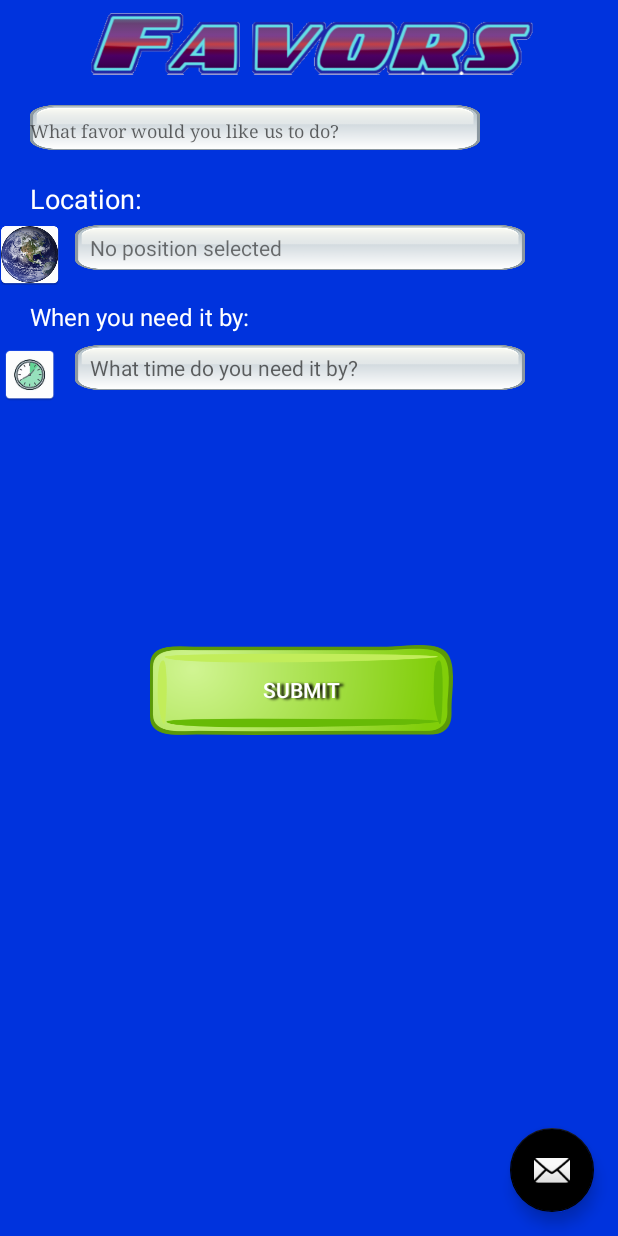
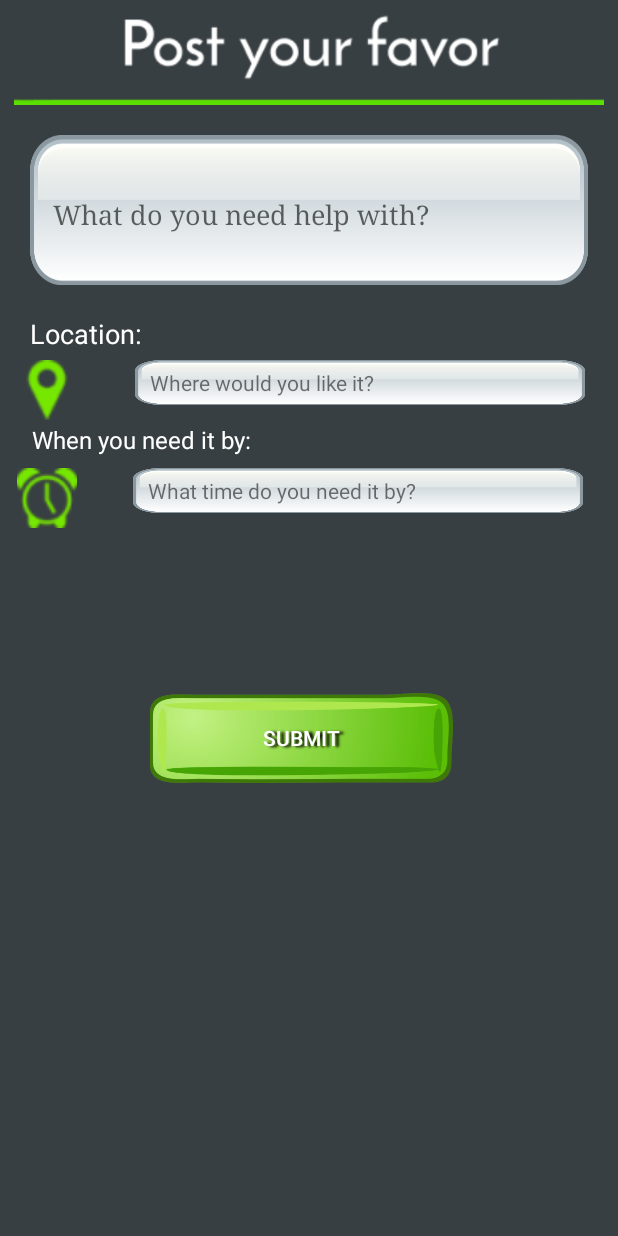
Before and after one commit to miaog/iHaveAFavor, an Android app: the SubmitFavorForm screen opened directly, with no data from a screen before it, on a phone screen of 412 x 824 dp. Run offline under Robolectric (Android 15) with nearby library versions, the phone set to English and light mode, and no system bars; libraries missing offline, so code that uses them is left out: com.parse.

Commit message:
finished post favor page

```diff
--- a/iHaveAFavor/app/src/main/java/com/example/gloriamiao/ihaveafavor/SubmitFavorForm.java
+++ b/iHaveAFavor/app/src/main/java/com/example/gloriamiao/ihaveafavor/SubmitFavorForm.java
@@ -33,14 +33,14 @@ public class SubmitFavorForm extends AppCompatActivity {
         Toolbar toolbar = (Toolbar) findViewById(R.id.toolbar);
         setSupportActionBar(toolbar);
 
-        FloatingActionButton fab = (FloatingActionButton) findViewById(R.id.fab);
-        fab.setOnClickListener(new View.OnClickListener() {
-            @Override
-            public void onClick(View view) {
-                Snackbar.make(view, "Replace with your own action", Snackbar.LENGTH_LONG)
-                        .setAction("Action", null).show();
-            }
-        });
+//        FloatingActionButton fab = (FloatingActionButton) findViewById(R.id.fab);
+//        fab.setOnClickListener(new View.OnClickListener() {
+//            @Override
+//            public void onClick(View view) {
+//                Snackbar.make(view, "Replace with your own action", Snackbar.LENGTH_LONG)
+//                        .setAction("Action", null).show();
+//            }
+//        });
     }
     public void selectLocation(View view){
         //Use your geolocation stuff here
--- a/iHaveAFavor/app/src/main/res/layout/activity_submit_favor_form.xml
+++ b/iHaveAFavor/app/src/main/res/layout/activity_submit_favor_form.xml
@@ -6,11 +6,17 @@
     android:layout_height="match_parent"
     android:fitsSystemWindows="true"
     tools:context="com.example.gloriamiao.ihaveafavor.SubmitFavorForm">
-    <LinearLayout xmlns:android="http://schemas.android.com/apk/res/android"
+
+    <include layout="@layout/content_submit_favor_form"
+        android:layout_width="wrap_content"
+        android:layout_height="433dp" />
+
+    <LinearLayout
         android:layout_width="match_parent"
     android:layout_height="match_parent"
-    android:background="@color/darkBlue"
-    android:orientation="vertical" >
+    android:background="@color/colorPrimary"
+    android:orientation="vertical"
+        android:weightSum="1">
         <!--
         <android.support.design.widget.AppBarLayout
             android:layout_width="match_parent"
@@ -26,19 +32,22 @@
     -->
     <ImageView
         android:layout_width="match_parent"
-        android:layout_height="50dp"
-        android:src="@drawable/favor_logo"
+        android:layout_height="70dp"
+        android:src="@drawable/post_favor"
         />
     <EditText android:id="@+id/favor_message"
         android:layout_margin="20dp"
         android:paddingTop="5dp"
+        android:paddingLeft="15sp"
+        android:paddingRight="10sp"
         android:background="@drawable/text_box"
-        android:layout_width="300dp"
-        android:layout_height="30dp"
+        android:layout_width="wrap_content"
+        android:layout_height="100dp"
         android:hint="@string/favor_message"
         android:typeface="serif"
-        android:textSize="12sp"
-/>
+        android:singleLine="false"
+        android:selectAllOnFocus="false"
+        android:textAppearance="@android:style/TextAppearance.DeviceDefault.Medium.Inverse" />
         <RelativeLayout
             android:id="@+id/location_label"
             android:layout_width="match_parent"
@@ -46,69 +55,98 @@
             <TextView android:id="@+id/location"
                 android:layout_marginLeft="20sp"
                 android:padding="0dp"
-                android:layout_width="100dp"
                 android:textColor="@color/white"
                 android:textSize="18sp"
                 android:text = "Location: "
                 android:layout_height="match_parent"
-                />
+                android:layout_width="200dp" />
         </RelativeLayout>
+
         <RelativeLayout
             android:id="@+id/location_layout"
-            android:layout_width="match_parent"
-            android:layout_height="50dp">
-        <ImageButton
-            android:id="@+id/location_earth"
+            android:layout_width="wrap_content"
+            android:layout_height="42dp">
+
+            <ImageView
                 android:layout_width="40dp"
                 android:layout_height="40dp"
-            android:src="@mipmap/earth"
-            android:onClick="selectLocation"/>
+                android:src="@drawable/location"
+                android:layout_marginLeft="11dp"
+                android:layout_marginStart="11dp"
+                android:layout_alignParentTop="true"
+                android:layout_alignParentLeft="true"
+                android:layout_alignParentStart="true" />
+
             <TextView android:id="@+id/place_message"
-        android:layout_marginLeft="50sp"
-        android:layout_marginStart="50sp"
 
                 android:paddingTop="5dp"
                 android:paddingStart="10sp"
                 android:paddingLeft="10sp"
-        android:layout_width="300dp"
-        android:text = "No position selected"
+                android:text = "@string/place_message"
                 android:background="@drawable/text_box"
                 android:layout_height="30dp"
-        android:hint="@string/time_message" />
+                android:hint="@string/place_message"
+                android:layout_width="300dp"
+                android:layout_marginRight="22dp"
+                android:layout_marginEnd="22dp"
+                android:layout_alignParentTop="true"
+                android:layout_alignParentRight="true"
+                android:layout_alignParentEnd="true" />
+
         </RelativeLayout>
+
         <RelativeLayout
             android:id="@+id/time_label"
             android:layout_width="match_parent"
             android:layout_height="30dp">
+
             <TextView android:id="@+id/time"
-                android:layout_marginLeft="20sp"
+                android:layout_marginLeft="21dp"
                 android:padding="0dp"
                 android:layout_width="200dp"
                 android:textColor="@color/white"
                 android:textSize="16sp"
                 android:text = "When you need it by: "
-                android:layout_height="match_parent"/>
+                android:layout_height="match_parent"
+                android:layout_alignParentTop="true"
+                android:layout_alignParentLeft="true"
+                android:layout_alignParentStart="true"
+                android:layout_marginStart="21dp" />
         </RelativeLayout>
         <RelativeLayout
             android:id="@+id/time_layout"
             android:layout_width="match_parent"
             android:layout_height="50dp">
+
+            <TextView android:id="@+id/time_message"
+                android:paddingTop="5dp"
+                android:paddingStart="10sp"
+                android:paddingLeft="10sp"
+                android:layout_width="300dp"
+                android:text = "@string/time_message"
+                android:background="@drawable/text_box"
+                android:layout_height="30dp"
+                android:hint="@string/time_message"
+                android:layout_alignBottom="@+id/imageView"
+                android:layout_marginRight="23dp"
+                android:layout_marginEnd="23dp"
+                android:layout_alignParentRight="true"
+                android:layout_alignParentEnd="true" />
+
             <ImageView
                 android:layout_width="40dp"
                 android:layout_height="40dp"
-                android:src="@mipmap/clock"/>
-            <TextView android:id="@+id/time_message"
-                android:layout_marginLeft="50dp"
-                android:paddingTop="5dp"
-                android:paddingLeft="10dp"
-                android:layout_width="300dp"
-                android:background="@drawable/text_box"
-                android:layout_height="30dp"
-                android:hint="@string/time_message" />
+                android:src="@drawable/time"
+                android:layout_marginLeft="11dp"
+                android:layout_marginStart="11dp"
+                android:layout_alignParentTop="true"
+                android:layout_alignParentLeft="true"
+                android:layout_alignParentStart="true" />
         </RelativeLayout>
+
         <Button android:layout_marginLeft="100dp"
             android:layout_marginRight="110dp"
-        android:layout_marginTop="150dp"
+            android:layout_marginTop="100dp"
             android:padding="20dp"
             android:layout_width="wrap_content"
             android:layout_height="60sp"
@@ -122,14 +160,4 @@
             android:onClick="submitFavor"/>
     </LinearLayout>
 
-    <include layout="@layout/content_submit_favor_form" />
-
-    <android.support.design.widget.FloatingActionButton
-        android:id="@+id/fab"
-        android:layout_width="wrap_content"
-        android:layout_height="wrap_content"
-        android:layout_gravity="bottom|end"
-        android:layout_margin="@dimen/fab_margin"
-        app:srcCompat="@android:drawable/ic_dialog_email" />
-
 </android.support.design.widget.CoordinatorLayout>
--- a/iHaveAFavor/app/src/main/res/values/strings.xml
+++ b/iHaveAFavor/app/src/main/res/values/strings.xml
@@ -2,7 +2,7 @@
     <string name="app_name">iHaveAFavor</string>
     <string name="title_item_detail">Item Detail</string>
     <string name="form_submit">Submit</string>
-    <string name="favor_message">What favor would you like us to do?</string>
+    <string name="favor_message">What do you need help with?</string>
     <string name="time_message">What time do you need it by?</string>
     <string name="place_message">Where would you like it?</string>
     <string name="title_activity_submit_favor_form">SubmitFavorForm</string>
```
Also changed, not shown: iHaveAFavor/app/src/main/res/drawable/button.png, iHaveAFavor/app/src/main/res/drawable/location.png (added), iHaveAFavor/app/src/main/res/drawable/post_favor.png (added), iHaveAFavor/app/src/main/res/drawable/time.png (added). Lines whose indentation alone changed are shown as unchanged.
